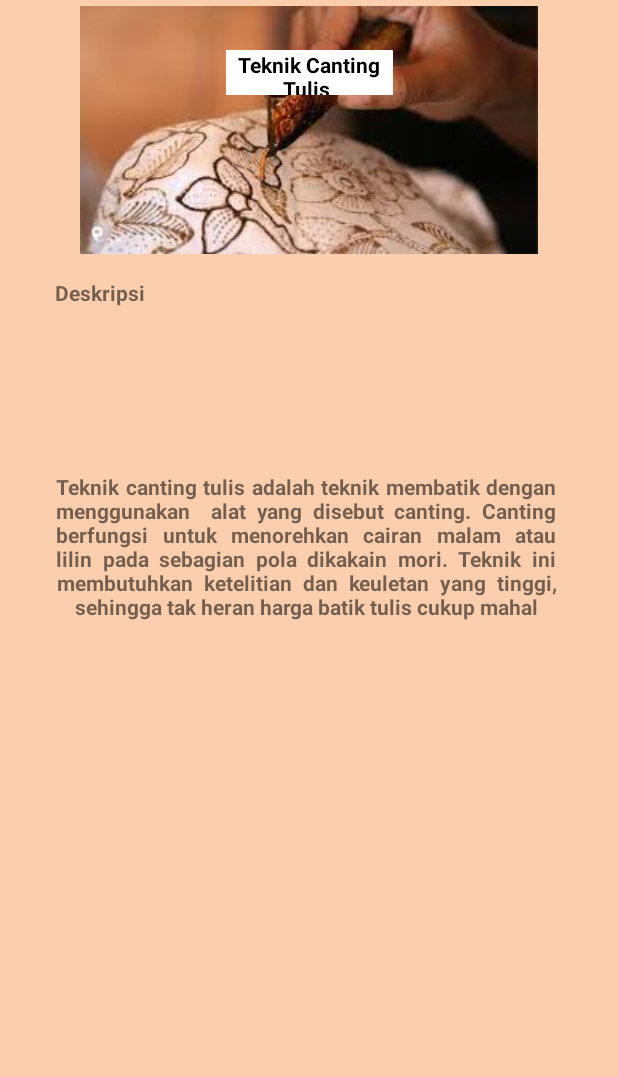
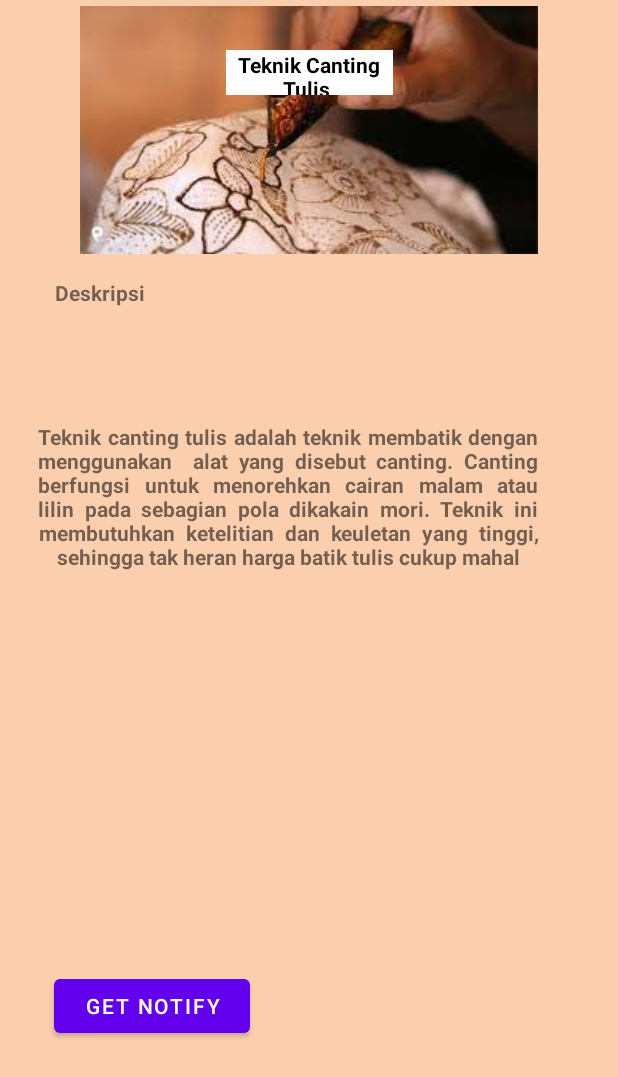
Before and after one commit to octaviadyah3/Batik-Lanjutan-Android, an Android app: the TeknikDetail screen opened directly, with no data from a screen before it, on a phone screen of 412 x 824 dp. Shown: the top 1077 px of the screen. Run offline under Robolectric (Android 15) with nearby library versions, the phone set to English and light mode, and no system bars; 3 statements that could not run were skipped.

Commit message:
Menambahkan tombol notifikasi

```diff
--- a/app/src/main/res/layout/activity_teknik_detail.xml
+++ b/app/src/main/res/layout/activity_teknik_detail.xml
@@ -33,17 +33,17 @@
         android:id="@+id/teknikDeskripsi"
         android:layout_width="333dp"
         android:layout_height="194dp"
+        android:gravity="center"
+        android:justificationMode="inter_word"
         android:text="Teknik canting tulis adalah teknik membatik dengan menggunakan  alat yang disebut canting. Canting berfungsi untuk menorehkan cairan malam atau lilin pada sebagian pola dikakain mori. Teknik ini membutuhkan ketelitian dan keuletan yang tinggi, sehingga tak heran harga batik tulis cukup mahal"
         android:textAlignment="center"
-        android:gravity="center"
-        android:justificationMode="inter_word"
         android:textStyle="bold"
         app:layout_constraintBottom_toBottomOf="parent"
         app:layout_constraintEnd_toEndOf="parent"
-        app:layout_constraintHorizontal_bias="0.474"
+        app:layout_constraintHorizontal_bias="0.32"
         app:layout_constraintStart_toStartOf="parent"
         app:layout_constraintTop_toBottomOf="@+id/textView4"
-        app:layout_constraintVertical_bias="0.148" />
+        app:layout_constraintVertical_bias="0.069" />
 
     <TextView
         android:id="@+id/txtTeknik"
@@ -60,5 +60,17 @@
         app:layout_constraintTop_toTopOf="@+id/imageTeknik"
         app:layout_constraintVertical_bias="0.037" />
 
+    <Button
+        android:id="@+id/notify"
+        android:layout_width="wrap_content"
+        android:layout_height="wrap_content"
+        android:text=" Get Notify "
+        app:layout_constraintBottom_toBottomOf="parent"
+        app:layout_constraintHorizontal_bias="0.127"
+        app:layout_constraintLeft_toLeftOf="parent"
+        app:layout_constraintRight_toRightOf="parent"
+        app:layout_constraintTop_toTopOf="parent"
+        app:layout_constraintVertical_bias="0.833" />
+
 
 </androidx.constraintlayout.widget.ConstraintLayout>
```
